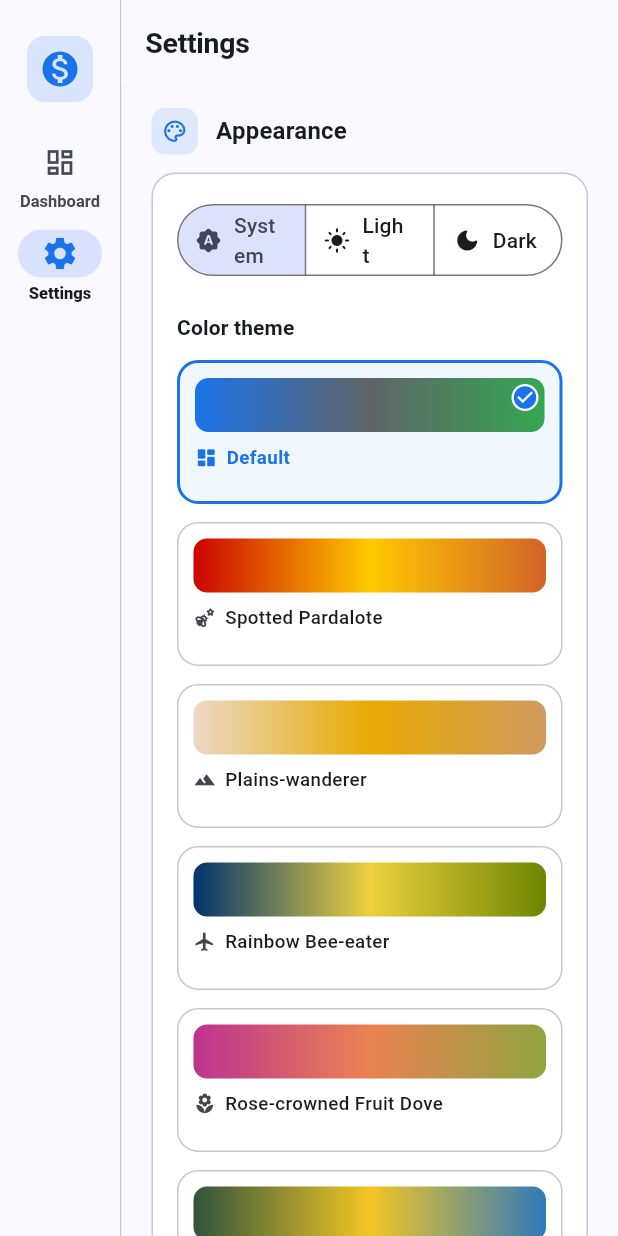
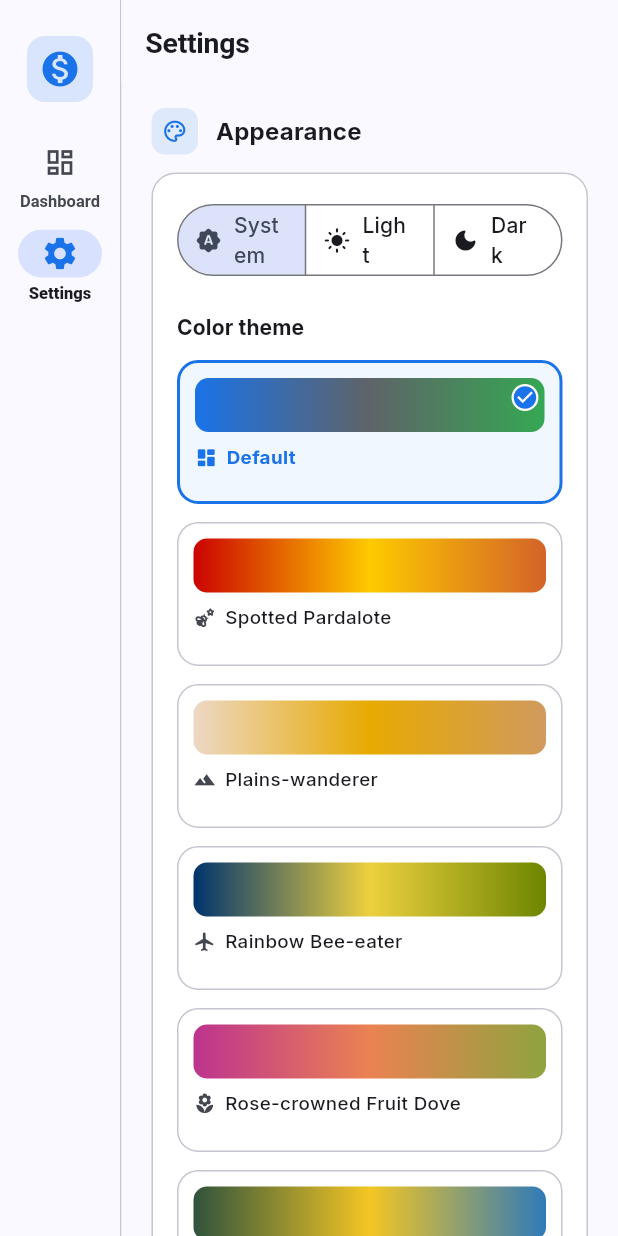
Before and after one commit to ryandam9/expenses, a Flutter app: the screen it shows after launch, after a tap on "Settings", on a phone screen of 412 x 824 dp. Run offline on Flutter 3.47's test engine with Material 3 defaults, Android fonts, the phone set to English and light mode, and no system bars; our stand-ins replace fl_chart, flutter_riverpod, google_fonts, sqflite, sqflite_common_ffi; accounts and stored records are empty; Roboto replaces fonts that are missing (Google Sans).

Commit message:
Exclude TRANSFERS, expand fonts, add resizable table columns
(1) The TRANSFERS category is now excluded from every database query
    (totals, counts, charts, category lists) app-wide, since transfers
    between own accounts are not real income or spending.
(2) Typography: replaced the short hard-coded font list with a large
    curated set of Google Fonts (sans/serif/mono), loaded on demand via
    GoogleFonts.getTextTheme so they actually render; the picker is now
    searchable and previews each name in its own font. Default font is Inter.
(3) Transaction table columns are now resizable: drag the grip between
    headers to resize, double-tap to reset to the default width.

```diff
--- a/lib/main.dart
+++ b/lib/main.dart
@@ -1,6 +1,7 @@
 import 'package:flutter/foundation.dart';
 import 'package:flutter/material.dart';
 import 'package:flutter_riverpod/flutter_riverpod.dart';
+import 'package:google_fonts/google_fonts.dart';
 import 'package:sqflite_common_ffi/sqflite_ffi.dart';
 import 'screens/main_shell.dart';
 import 'theme/app_themes.dart';
@@ -19,69 +20,40 @@ void main() {
 class ExpensesApp extends ConsumerWidget {
   const ExpensesApp({super.key});
 
-  TextTheme _applyFont(TextTheme base, String? fontFamily, double scale) {
-    return TextTheme(
-      displayLarge: base.displayLarge?.copyWith(
-        fontFamily: fontFamily,
-        fontSize: (base.displayLarge?.fontSize ?? 57) * scale,
-      ),
-      displayMedium: base.displayMedium?.copyWith(
-        fontFamily: fontFamily,
-        fontSize: (base.displayMedium?.fontSize ?? 45) * scale,
-      ),
-      displaySmall: base.displaySmall?.copyWith(
-        fontFamily: fontFamily,
-        fontSize: (base.displaySmall?.fontSize ?? 36) * scale,
-      ),
-      headlineLarge: base.headlineLarge?.copyWith(
-        fontFamily: fontFamily,
-        fontSize: (base.headlineLarge?.fontSize ?? 32) * scale,
-      ),
-      headlineMedium: base.headlineMedium?.copyWith(
-        fontFamily: fontFamily,
-        fontSize: (base.headlineMedium?.fontSize ?? 28) * scale,
-      ),
-      headlineSmall: base.headlineSmall?.copyWith(
-        fontFamily: fontFamily,
-        fontSize: (base.headlineSmall?.fontSize ?? 24) * scale,
-      ),
-      titleLarge: base.titleLarge?.copyWith(
-        fontFamily: fontFamily,
-        fontSize: (base.titleLarge?.fontSize ?? 22) * scale,
-      ),
-      titleMedium: base.titleMedium?.copyWith(
-        fontFamily: fontFamily,
-        fontSize: (base.titleMedium?.fontSize ?? 16) * scale,
-      ),
-      titleSmall: base.titleSmall?.copyWith(
-        fontFamily: fontFamily,
-        fontSize: (base.titleSmall?.fontSize ?? 14) * scale,
-      ),
-      bodyLarge: base.bodyLarge?.copyWith(
-        fontFamily: fontFamily,
-        fontSize: (base.bodyLarge?.fontSize ?? 16) * scale,
-      ),
-      bodyMedium: base.bodyMedium?.copyWith(
-        fontFamily: fontFamily,
-        fontSize: (base.bodyMedium?.fontSize ?? 14) * scale,
-      ),
-      bodySmall: base.bodySmall?.copyWith(
-        fontFamily: fontFamily,
-        fontSize: (base.bodySmall?.fontSize ?? 12) * scale,
-      ),
-      labelLarge: base.labelLarge?.copyWith(
-        fontFamily: fontFamily,
-        fontSize: (base.labelLarge?.fontSize ?? 14) * scale,
-      ),
-      labelMedium: base.labelMedium?.copyWith(
-        fontFamily: fontFamily,
-        fontSize: (base.labelMedium?.fontSize ?? 12) * scale,
-      ),
-      labelSmall: base.labelSmall?.copyWith(
-        fontFamily: fontFamily,
-        fontSize: (base.labelSmall?.fontSize ?? 11) * scale,
-      ),
+  // Scales every text style by [scale] while leaving the font family alone.
+  TextTheme _scale(TextTheme base, double scale) {
+    TextStyle? s(TextStyle? st, double fallback) =>
+        st?.copyWith(fontSize: (st.fontSize ?? fallback) * scale);
+    return base.copyWith(
+      displayLarge: s(base.displayLarge, 57),
+      displayMedium: s(base.displayMedium, 45),
+      displaySmall: s(base.displaySmall, 36),
+      headlineLarge: s(base.headlineLarge, 32),
+      headlineMedium: s(base.headlineMedium, 28),
+      headlineSmall: s(base.headlineSmall, 24),
+      titleLarge: s(base.titleLarge, 22),
+      titleMedium: s(base.titleMedium, 16),
+      titleSmall: s(base.titleSmall, 14),
+      bodyLarge: s(base.bodyLarge, 16),
+      bodyMedium: s(base.bodyMedium, 14),
+      bodySmall: s(base.bodySmall, 12),
+      labelLarge: s(base.labelLarge, 14),
+      labelMedium: s(base.labelMedium, 12),
+      labelSmall: s(base.labelSmall, 11),
     );
+  }
+
+  // Applies the chosen Google Font (loaded on demand) to a scaled text theme.
+  // 'System Default' keeps the platform font; an unknown family falls back to
+  // it rather than throwing.
+  TextTheme _applyFont(TextTheme base, String font, double scale) {
+    final scaled = _scale(base, scale);
+    if (font == 'System Default') return scaled;
+    try {
+      return GoogleFonts.getTextTheme(font, scaled);
+    } catch (_) {
+      return scaled;
+    }
   }
 
   @override
@@ -92,7 +64,6 @@ class ExpensesApp extends ConsumerWidget {
     final fontSize = ref.watch(fontSizeProvider);
     final t = appThemes[themeIndex];
 
-    final fontFamily = font == 'System Default' ? null : font;
     final scale = fontSize / 13.0;
 
     final light = t.themeData(Brightness.light);
@@ -102,10 +73,10 @@ class ExpensesApp extends ConsumerWidget {
       title: 'Expenses Dashboard',
       debugShowCheckedModeBanner: false,
       theme: light.copyWith(
-        textTheme: _applyFont(light.textTheme, fontFamily, scale),
+        textTheme: _applyFont(light.textTheme, font, scale),
       ),
       darkTheme: dark.copyWith(
-        textTheme: _applyFont(dark.textTheme, fontFamily, scale),
+        textTheme: _applyFont(dark.textTheme, font, scale),
       ),
       themeMode: themeMode,
       home: const MainShell(),
```
Also changed, not shown: lib/providers/font_provider.dart (+41 -3 lines), lib/screens/dashboard_screen.dart (+56 -14 lines), lib/screens/settings_screen.dart (+13 -10 lines), lib/services/database_service.dart (+8 -5 lines).
